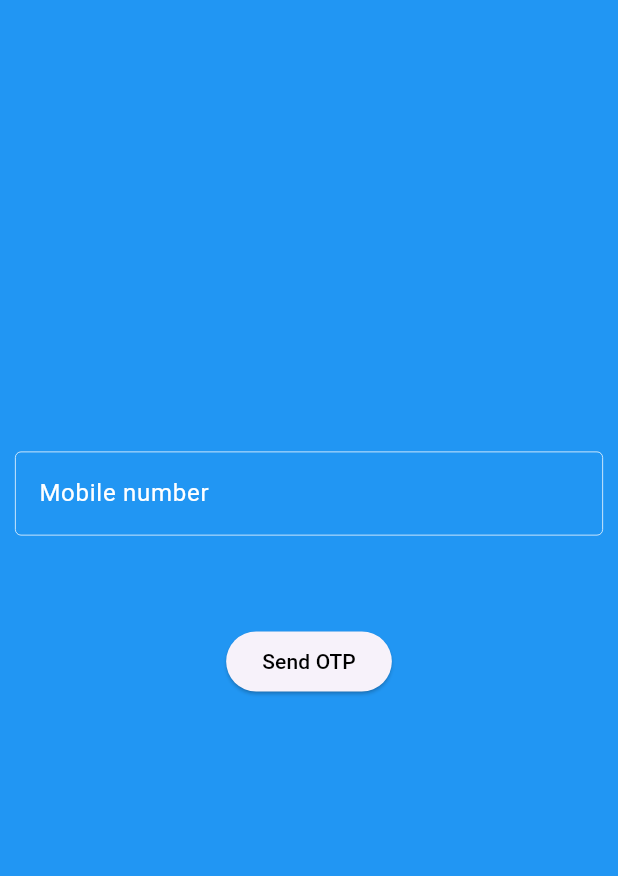
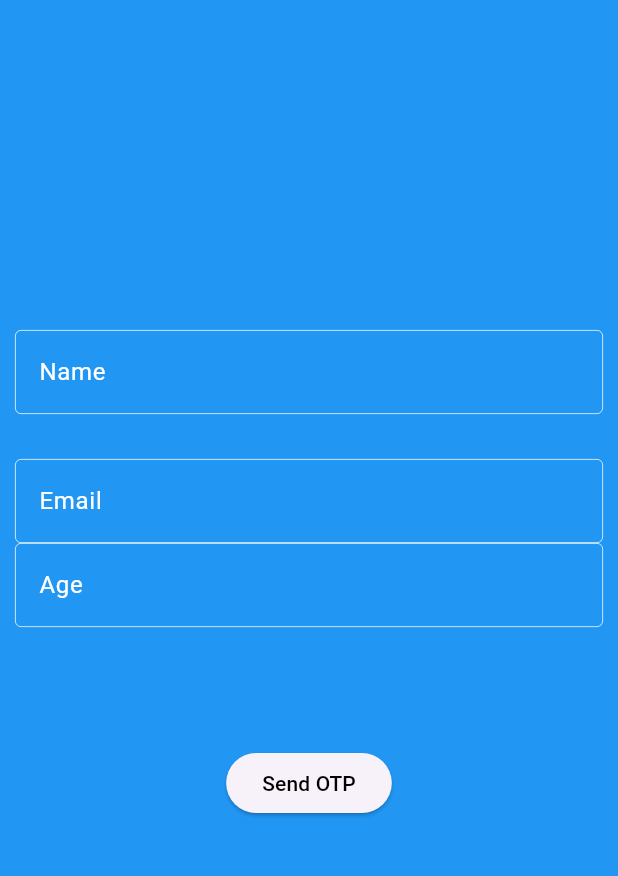
Before and after one commit to abhisheksaxena85/firebase_practice, a Flutter app: the screen it shows after launch, on a phone screen of 412 x 824 dp, the part 63-939 px from its top. Run offline on Flutter 3.47's test engine with Material 3 defaults, Android fonts, the phone set to English and light mode, and no system bars; our stand-ins replace cloud_firestore, firebase_auth, firebase_core; accounts and stored records are empty.

Commit message:
Added FireStore with stream builder where firebase is used as data stream

```diff
--- a/lib/HomePage.dart
+++ b/lib/HomePage.dart
@@ -1,4 +1,5 @@
 import 'dart:developer';
+import 'package:cloud_firestore/cloud_firestore.dart';
 import 'package:firebase_auth/firebase_auth.dart';
 import 'package:firebase_practice/user_page.dart';
 import 'package:flutter/material.dart';
@@ -10,9 +11,21 @@ class HomePage extends StatefulWidget {
 
 class HomePageState extends State<HomePage> {
 
-  TextEditingController mobileController = TextEditingController();
+  TextEditingController emailController = TextEditingController();
+  TextEditingController nameController = TextEditingController();
+  TextEditingController ageController = TextEditingController();
+
+  FirebaseFirestore firebase = FirebaseFirestore.instance;
+
+
   late String ID;
   bool isSendOtpClicked = false;
+
+  @override
+  void initState(){
+    super.initState();
+  }
+
 
   @override
   Widget build(BuildContext context) {
@@ -28,13 +41,17 @@ class HomePageState extends State<HomePage> {
           height: double.infinity,
           padding: const EdgeInsets.symmetric(horizontal: 10, vertical: 20),
           alignment: Alignment.center,
+          child: SingleChildScrollView(
+            scrollDirection: Axis.vertical,
+            primary: true,
             child: Column(
               mainAxisAlignment: MainAxisAlignment.center,
               crossAxisAlignment: CrossAxisAlignment.center,
               children: [
-              //mobile
+
+                //Name
                 TextField(
-                controller: mobileController,
+                  controller: nameController,
                   decoration: const InputDecoration(
                     enabledBorder: OutlineInputBorder(
                         borderSide: BorderSide(
@@ -48,7 +65,7 @@ class HomePageState extends State<HomePage> {
                           width: 1.5,
                         )
                     ),
-                  hintText: "Mobile number",
+                    hintText: "Name",
                     hintStyle: TextStyle(color: Colors.white),
                   ),
                   cursorColor: Colors.white,
@@ -57,19 +74,121 @@ class HomePageState extends State<HomePage> {
 
                 const SizedBox(height: 30,),
 
+                //Email
+                TextField(
+                  controller: emailController,
+                  decoration: const InputDecoration(
+                      enabledBorder: OutlineInputBorder(
+                          borderSide: BorderSide(
+                            color: Colors.white,
+                            width: 0.5,
+                          )
+                      ),
+                      focusedBorder: OutlineInputBorder(
+                          borderSide: BorderSide(
+                            color: Colors.white,
+                            width: 1.5,
+                          )
+                      ),
+                    hintText: "Email",
+                    hintStyle: TextStyle(color: Colors.white),
+                  ),
+                  cursorColor: Colors.white,
+                  style:const TextStyle(color: Colors.white),
+                ),
+                //Age
+                TextField(
+                  controller: ageController,
+                  keyboardType: TextInputType.number,
+                  decoration: const InputDecoration(
+                    enabledBorder: OutlineInputBorder(
+                        borderSide: BorderSide(
+                          color: Colors.white,
+                          width: 0.5,
+                        )
+                    ),
+                    focusedBorder: OutlineInputBorder(
+                        borderSide: BorderSide(
+                          color: Colors.white,
+                          width: 1.5,
+                        )
+                    ),
+                    hintText: "Age",
+                    hintStyle: TextStyle(color: Colors.white),
+                  ),
+                  cursorColor: Colors.white,
+                  style:const TextStyle(color: Colors.white),
+                ),
+
+                const SizedBox(height: 50,),
+
+                StreamBuilder(
+                    stream:firebase.collection('users').orderBy('age', descending: false).where('age',whereNotIn: [15,17,22,23]).snapshots(),
+                    builder: (context, snapshot){
+                      if(snapshot.connectionState == ConnectionState.waiting){
+                        return const CircularProgressIndicator(color: Colors.black,);
+                      }else if(snapshot.hasError){
+                        return Center(
+                          child: Text(snapshot.error.toString()),
+                        );
+                      }else if(snapshot.connectionState == ConnectionState.active && snapshot.hasData){
+                        return ListView.builder(
+                            shrinkWrap: true,
+                            primary: false,
+                            itemCount: snapshot.data!.docs.length,
+                            itemBuilder: (context, index){
+                              Map<String, dynamic> data = snapshot.data!.docs[index].data();
+                              return ListTile(
+                                title: Text(data['name'] +" "+ data['age'].toString()),
+                                subtitle: Text(data['email']),
+                                trailing: IconButton(
+                                  icon: Icon(Icons.delete),
+                                  onPressed: ()async{
+                                    await FirebaseFirestore.instance.collection('users').doc(snapshot.data!.docs[index].id.toString()).delete();
+                                    deleteUser(index);
+                                  },
+                                ),
+                              );
+                            },
+                          );
+                      }else{
+                        return const CircularProgressIndicator(color: Colors.red,);
+                      }
+                    },
+                ),
 
 
                 const SizedBox(height: 30,),
 
-              ElevatedButton(onPressed:isSendOtpClicked?(){}:(){
-                String mobile = "+91${mobileController.text.toString().trim()}";
-                sendOTP(mobile);
-              }, child: isSendOtpClicked? const CircularProgressIndicator(color: Colors.black,) :const Text("Send OTP",style: TextStyle(color: Colors.black),)),
+                ElevatedButton(onPressed:(){
+                  sendData();
+                }, child: Text("Send OTP",style: TextStyle(color: Colors.black),)),
 
                 const SizedBox(height: 30,),
               ],
+            ),
           )),
     );
+  }
+
+  void sendData(){
+
+    String name = nameController.text.trim();
+    String email = emailController.text.trim();
+    String strAge = ageController.text.toString().trim();
+    int age = int.parse(strAge);
+
+    if(name!=null && email!=null){
+      firebase.collection('users').add({
+        "age": age,
+        "name":name,
+        "email":email
+      });
+    }
+  }
+
+  void deleteUser(int index){
+
   }
 
 
--- a/lib/main.dart
+++ b/lib/main.dart
@@ -1,3 +1,5 @@
+import 'dart:developer';
+import 'package:cloud_firestore/cloud_firestore.dart';
 import 'package:firebase_auth/firebase_auth.dart';
 import 'package:firebase_core/firebase_core.dart';
 import 'package:firebase_practice/firebase_options.dart';
@@ -6,12 +8,20 @@ import 'package:flutter/material.dart';
 import 'HomePage.dart';
 
 void main()async {
-  WidgetsFlutterBinding.ensureInitialized(); //Making sure widget initialization
+  WidgetsFlutterBinding.ensureInitialized(); // Making sure widget initialization
   await Firebase.initializeApp(
     options: DefaultFirebaseOptions.currentPlatform
   ); //Initialising the Firebase App
 
-  //Getting firestore data
+
+  //User data in Map<String, dynamic>
+  // Map<String, dynamic> userData = {
+  //   'name': 'Saurabh Saxena',
+  //   'email': 'saurabhsaxena@gmail.com'
+  // };
+
+  // await FirebaseFirestore.instance.collection("users").doc("new-user").delete();
+  // log('data update !');
 
   runApp(const MyApp());
 }
@@ -26,7 +36,7 @@ class MyApp extends StatelessWidget {
       theme: ThemeData(
         useMaterial3: true,
       ),
-      home: (FirebaseAuth.instance.currentUser) != null ? const UserPage(verificationID: "verificationID"): HomePage()
+      home: HomePage()
     );
   }
 }
```
Lines whose indentation alone changed are shown as unchanged.
